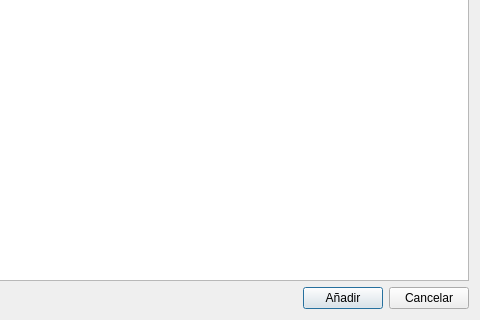
arcnexus/RedFoX, file Zona_Pacientes/frmanalitica2.ui: the form before one commit; both pictures show x 317 to 797 and y 95 to 415 of the 797 by 415 pixel window.
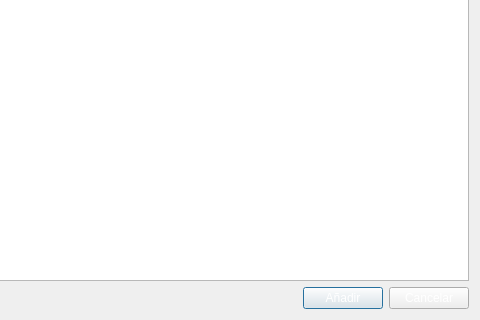
The form after the commit. Icons and pictures are not drawn.

Commit message: Color Botones formularios - otros cambios menores -

The edit to the form file:
```diff
--- a/Zona_Pacientes/frmanalitica2.ui
+++ b/Zona_Pacientes/frmanalitica2.ui
@@ -20,6 +20,10 @@
   <layout class="QGridLayout" name="gridLayout">
    <item row="1" column="1">
     <widget class="QPushButton" name="btnAnadir">
+     <property name="styleSheet">
+      <string notr="true">QPushButton:disabled{color: 0; }
+QPushButton:enabled{color: rgb(255,255,255); }</string>
+     </property>
      <property name="text">
       <string>Añadir</string>
      </property>
@@ -31,6 +35,10 @@
    </item>
    <item row="1" column="2">
     <widget class="QPushButton" name="btnCancelar">
+     <property name="styleSheet">
+      <string notr="true">QPushButton:disabled{color: 0; }
+QPushButton:enabled{color: rgb(255,255,255); }</string>
+     </property>
      <property name="text">
       <string>Cancelar</string>
      </property>
```
Left out of the diff: 8 changed lines with no effect on the pictures. The commit also changes 25 other files.
